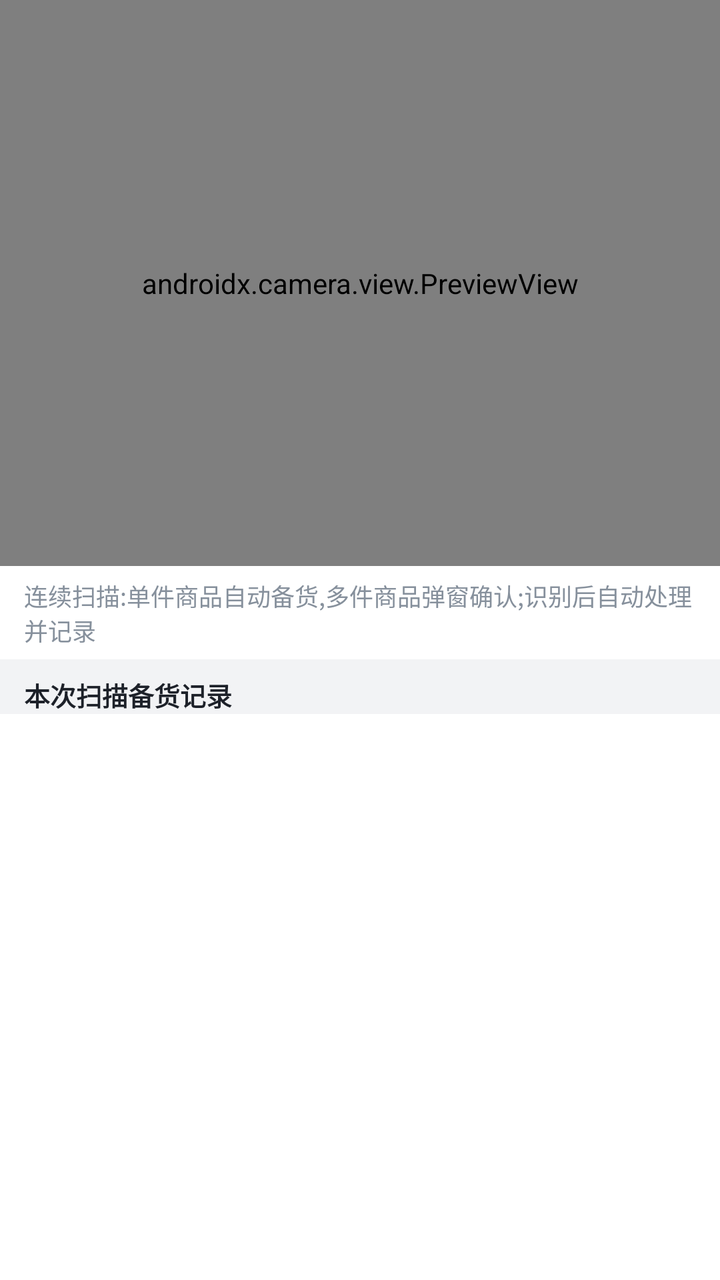
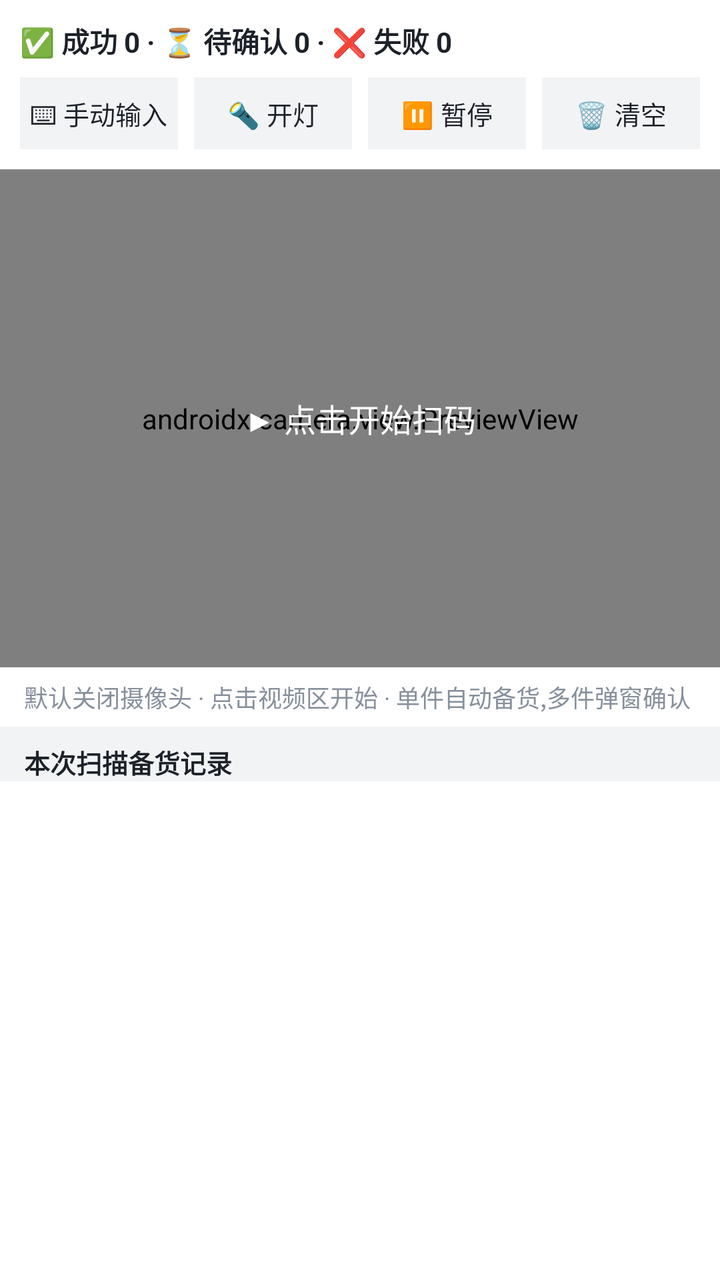

Screens rendered from an Android XML layout before and after an edit, with the pre-edit source and the edit as a unified diff.
<!-- AndroidManifest.xml: application theme AppTheme -->
<!-- res/layout/fragment_stock_scan.xml -->
<?xml version="1.0" encoding="utf-8"?>
<LinearLayout xmlns:android="http://schemas.android.com/apk/res/android"
    android:layout_width="match_parent"
    android:layout_height="match_parent"
    android:orientation="vertical"
    android:background="#f2f3f5">

    
    <androidx.camera.view.PreviewView
        android:id="@+id/previewView"
        android:layout_width="match_parent"
        android:layout_height="0dp"
        android:layout_weight="1" />

    
    <TextView
        android:layout_width="match_parent"
        android:layout_height="wrap_content"
        android:background="#ffffff"
        android:paddingHorizontal="12dp"
        android:paddingVertical="6dp"
        android:text="连续扫描:单件商品自动备货,多件商品弹窗确认;识别后自动处理并记录"
        android:textColor="@color/text_muted"
        android:textSize="12sp" />

    
    <TextView
        android:layout_width="match_parent"
        android:layout_height="wrap_content"
        android:paddingHorizontal="12dp"
        android:paddingTop="8dp"
        android:text="本次扫描备货记录"
        android:textColor="@color/text_primary"
        android:textSize="13sp"
        android:textStyle="bold" />

    <ScrollView
        android:id="@+id/recordScroll"
        android:layout_width="match_parent"
        android:layout_height="0dp"
        android:layout_weight="1"
        android:background="#ffffff"
        android:fillViewport="true">
        <LinearLayout
            android:id="@+id/recordList"
            android:layout_width="match_parent"
            android:layout_height="wrap_content"
            android:orientation="vertical"
            android:padding="12dp" />
    </ScrollView>
</LinearLayout>
<!-- resources referenced by this layout -->
<resources>
  <color name="text_muted">#86909c</color>
  <color name="text_primary">#1d2129</color>
  <style name="AppTheme" parent="android:Theme.Material.Light.NoActionBar">
          <item name="android:statusBarColor">#165dff</item>
          <item name="android:navigationBarColor">#ffffff</item>
          <item name="android:windowBackground">#f2f3f5</item>
      </style>
</resources>

<!-- the commit's change to res/layout/fragment_stock_scan.xml (unified diff, before → after) -->
@@ -3,14 +3,122 @@
     android:layout_width="match_parent"
     android:layout_height="match_parent"
     android:orientation="vertical"
+    android:keepScreenOn="true"
     android:background="#f2f3f5">
 
     
-    <androidx.camera.view.PreviewView
-        android:id="@+id/previewView"
+    <LinearLayout
+        android:layout_width="match_parent"
+        android:layout_height="wrap_content"
+        android:orientation="vertical"
+        android:background="#ffffff"
+        android:padding="10dp">
+
+        <TextView
+            android:id="@+id/statsText"
+            android:layout_width="match_parent"
+            android:layout_height="wrap_content"
+            android:text="✅ 成功 0 · ⏳ 待确认 0 · ❌ 失败 0"
+            android:textColor="@color/text_primary"
+            android:textSize="14sp"
+            android:textStyle="bold" />
+
+        <LinearLayout
+            android:layout_width="match_parent"
+            android:layout_height="wrap_content"
+            android:orientation="horizontal"
+            android:layout_marginTop="8dp">
+
+            <TextView
+                android:id="@+id/manualBtn"
+                android:layout_width="0dp"
+                android:layout_height="36dp"
+                android:layout_weight="1"
+                android:background="#f2f3f5"
+                android:gravity="center"
+                android:text="⌨ 手动输入"
+                android:textColor="@color/text_primary"
+                android:textSize="13sp" />
+
+            <TextView
+                android:id="@+id/torchBtn"
+                android:layout_width="0dp"
+                android:layout_height="36dp"
+                android:layout_weight="1"
+                android:layout_marginStart="8dp"
+                android:background="#f2f3f5"
+                android:gravity="center"
+                android:text="🔦 开灯"
+                android:textColor="@color/text_primary"
+                android:textSize="13sp" />
+
+            <TextView
+                android:id="@+id/pauseBtn"
+                android:layout_width="0dp"
+                android:layout_height="36dp"
+                android:layout_weight="1"
+                android:layout_marginStart="8dp"
+                android:background="#f2f3f5"
+                android:gravity="center"
+                android:text="⏸ 暂停"
+                android:textColor="@color/text_primary"
+                android:textSize="13sp" />
+
+            <TextView
+                android:id="@+id/clearBtn"
+                android:layout_width="0dp"
+                android:layout_height="36dp"
+                android:layout_weight="1"
+                android:layout_marginStart="8dp"
+                android:background="#f2f3f5"
+                android:gravity="center"
+                android:text="🗑 清空"
+                android:textColor="@color/text_primary"
+                android:textSize="13sp" />
+        </LinearLayout>
+    </LinearLayout>
+
+    
+    <FrameLayout
         android:layout_width="match_parent"
         android:layout_height="0dp"
-        android:layout_weight="1" />
+        android:layout_weight="1"
+        android:background="#1d2129">
+
+        <androidx.camera.view.PreviewView
+            android:id="@+id/previewView"
+            android:layout_width="match_parent"
+            android:layout_height="match_parent" />
+
+        <TextView
+            android:id="@+id/startOverlay"
+            android:layout_width="wrap_content"
+            android:layout_height="wrap_content"
+            android:layout_gravity="center"
+            android:clickable="true"
+            android:focusable="true"
+            android:gravity="center"
+            android:paddingHorizontal="24dp"
+            android:paddingVertical="12dp"
+            android:text="▶ 点击开始扫码"
+            android:textColor="#FFFFFF"
+            android:textSize="16sp"
+            android:visibility="visible" />
+
+        
+        <TextView
+            android:id="@+id/scanHint"
+            android:layout_width="wrap_content"
+            android:layout_height="wrap_content"
+            android:layout_gravity="top|center_horizontal"
+            android:layout_marginTop="16dp"
+            android:gravity="center"
+            android:paddingHorizontal="16dp"
+            android:paddingVertical="8dp"
+            android:textColor="#FFFFFF"
+            android:textSize="14sp"
+            android:visibility="gone" />
+    </FrameLayout>
 
     
     <TextView
@@ -19,7 +127,7 @@
         android:background="#ffffff"
         android:paddingHorizontal="12dp"
         android:paddingVertical="6dp"
-        android:text="连续扫描:单件商品自动备货,多件商品弹窗确认;识别后自动处理并记录"
+        android:text="默认关闭摄像头 · 点击视频区开始 · 单件自动备货,多件弹窗确认"
         android:textColor="@color/text_muted"
         android:textSize="12sp" />
 
@@ -46,6 +154,6 @@
             android:layout_width="match_parent"
             android:layout_height="wrap_content"
             android:orientation="vertical"
-            android:padding="12dp" />
+            android:paddingHorizontal="12dp" />
     </ScrollView>
 </LinearLayout>
